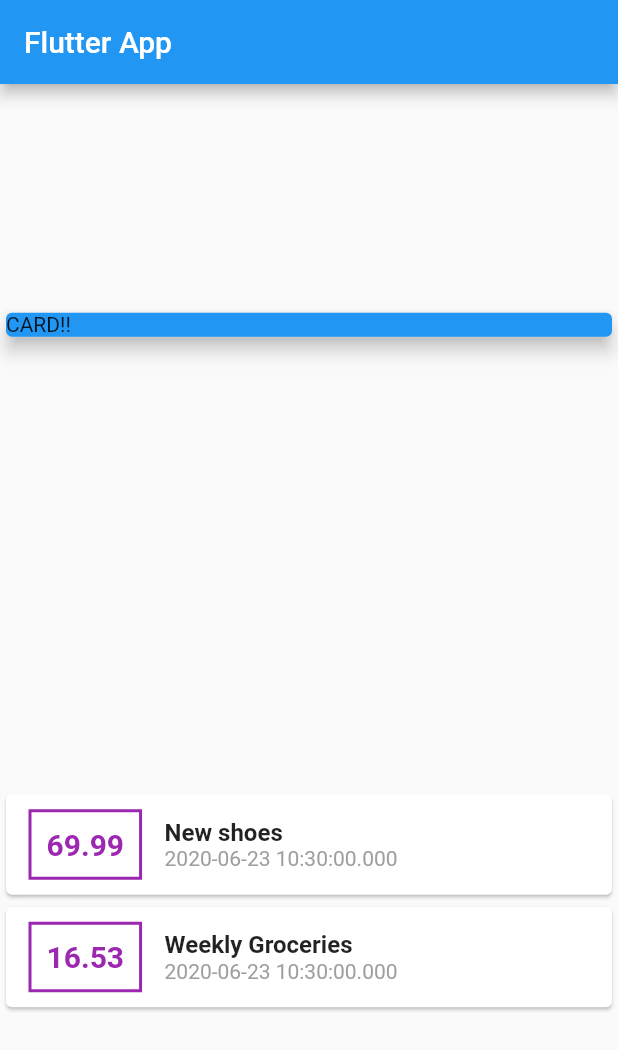
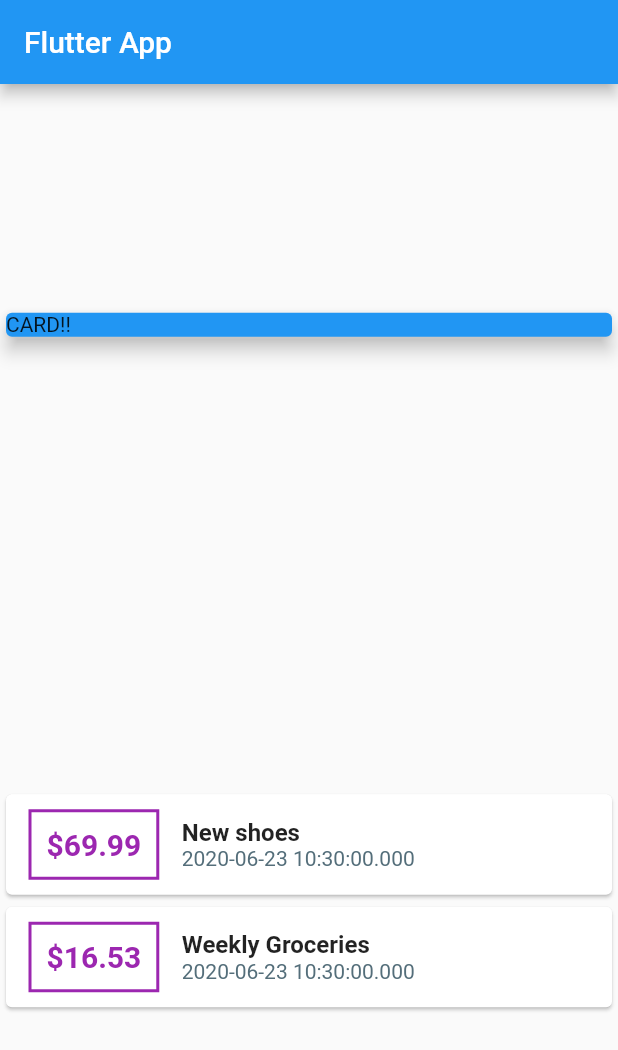
Before and after one commit to ManoelPjr/flutterplayground, a Flutter app: the screen it shows after launch, on a phone screen of 412 x 824 dp. Shown: the top 1050 px of the screen. Run offline on Flutter 3.47's test engine with Material 2 defaults, Android fonts, the phone set to English and light mode, and no system bars.

```diff
--- a/expense_planner/lib/main.dart
+++ b/expense_planner/lib/main.dart
@@ -65,7 +65,7 @@ class MyHomePage extends StatelessWidget {
                         ),
                         padding: EdgeInsets.all(10),
                         child: Text(
-                          tx.amount.toString(),
+                          '\$${tx.amount}',
                           style: TextStyle(
                             fontWeight: FontWeight.bold,
                             fontSize: 20,
@@ -85,7 +85,7 @@ class MyHomePage extends StatelessWidget {
                           ),
                           Text(
                             tx.date.toString(),
-                            style: TextStyle(color: Colors.grey),
+                            style: TextStyle(color: Colors.blueGrey[600]),
                           ),
                         ],
                       )
```
